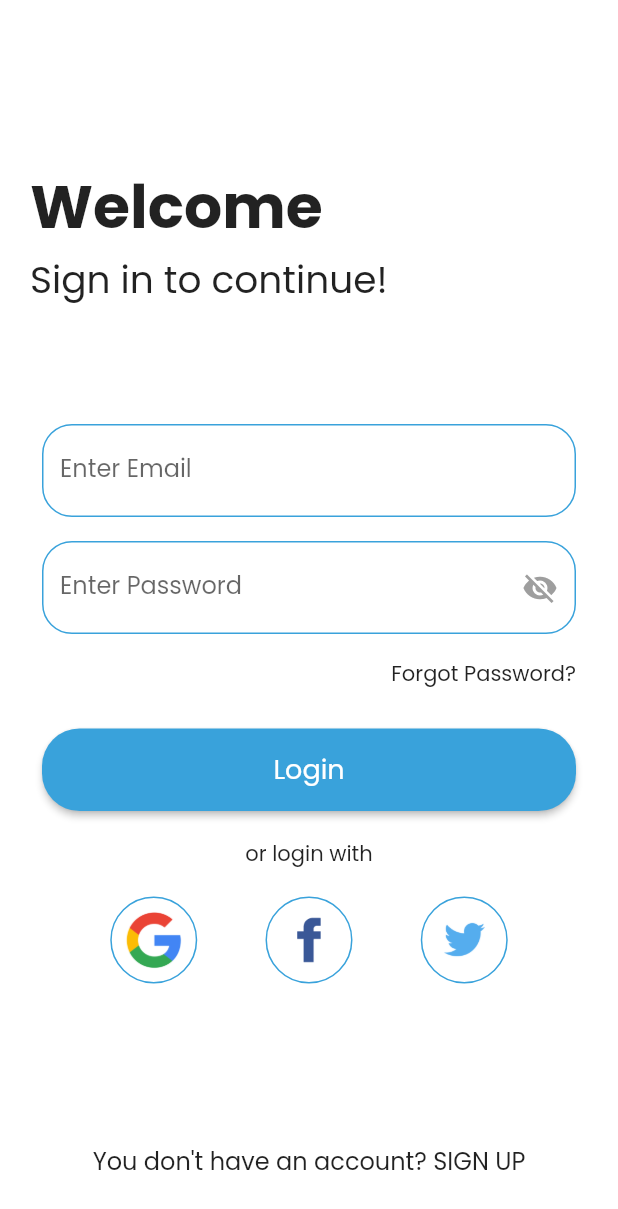
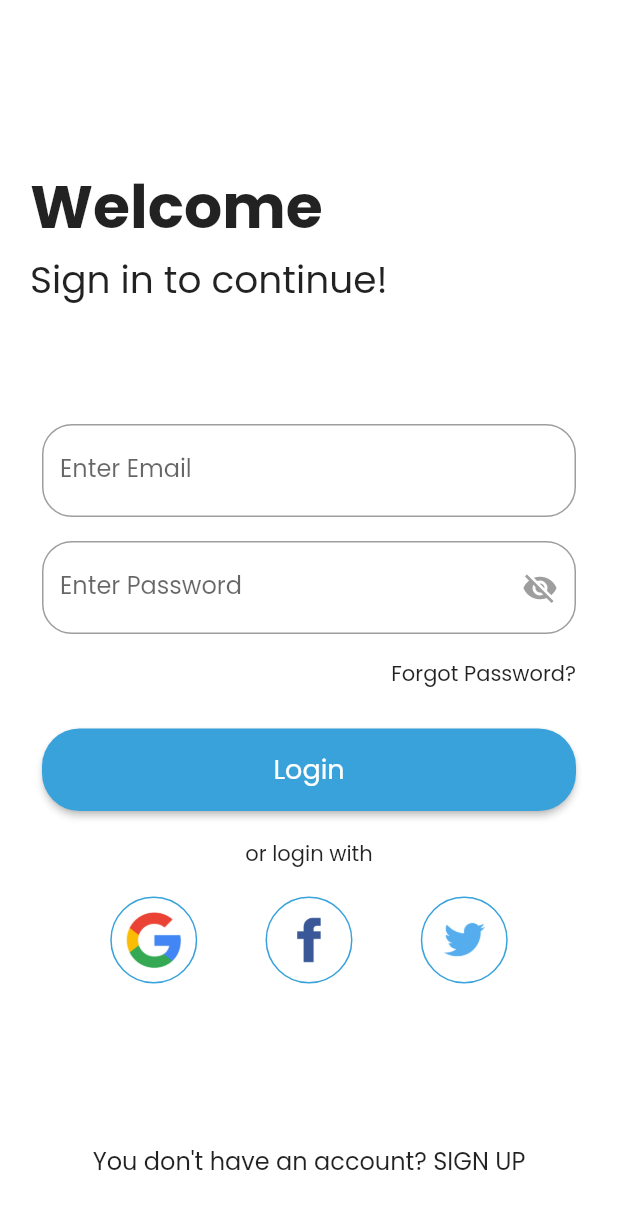
Before and after one commit to syahroel712/flutter-noted-app, a Flutter app: the LoginPage screen opened directly, after a tap on "Login", on a phone screen of 412 x 824 dp. Shown: the top 1209 px of the screen. Run offline on Flutter 3.47's test engine with Material 2 defaults, Android fonts, the light colour scheme and no system bars; our stand-ins replace fluttertoast, shared_preferences; missing offline and left inert: fab_circular_menu; accounts and stored records are empty; network calls fail.

Commit message:
Perbaikan login pakai api

```diff
--- a/lib/pages/auth/login.dart
+++ b/lib/pages/auth/login.dart
@@ -27,39 +27,39 @@ class _LoginPageState extends State<LoginPage> {
     super.initState();
   }
 
-  var _username = TextEditingController();
+  var _email = TextEditingController();
   var _password = TextEditingController();
 
   void login() async {
-    final res = await http.post(Api.url + '/login.php', body: {
-      'username': _username.text,
+    final res = await http.post(Api.url + 'api/login', body: {
+      'email': _email.text,
       'password': _password.text,
     });
-
     if (res.statusCode == 200) {
       var data = jsonDecode(res.body);
-      var pesan = data['success'];
-      var userId = data['user_id'];
-      var userNama = data['user_nama'];
-      // showToast(pesan);
-
+      var token = data['token'];
+      var userId = data['data']['id'].toString();
+      var userNama = data['data']['name'];
+      var userEmail = data['data']['email'];
       if (userId != '') {
-        savePref(pesan, userId, userNama);
+        savePref(token, userId, userNama, userEmail);
         showToast('Welcome...');
         Navigator.pushReplacementNamed(context, '/splash');
       } else {
-        showToast('Wrong username or password...');
-        _username.clear();
+        showToast('Wrong email or password...');
+        _email.clear();
         _password.clear();
       }
     }
   }
 
-  savePref(String pesan, String userId, String userNama) async {
+  savePref(
+      String token, String userId, String userNama, String userEmail) async {
     SharedPreferences preferences = await SharedPreferences.getInstance();
-    preferences.setString('pesan', pesan);
-    preferences.setString('user_id', userId);
-    preferences.setString('user_nama', userNama);
+    preferences.setString('token', token);
+    preferences.setString('userId', userId);
+    preferences.setString('userNama', userNama);
+    preferences.setString('userEmail', userEmail);
     preferences.commit();
     setState(() {});
   }
@@ -67,7 +67,7 @@ class _LoginPageState extends State<LoginPage> {
   getPref() async {
     SharedPreferences preferences = await SharedPreferences.getInstance();
     setState(() {
-      if (preferences.getString("user_id") != '') {
+      if (preferences.getString("userId") != '') {
         Navigator.pushReplacementNamed(context, '/splash');
       } else {
         showToast('You are logged out...');
@@ -137,7 +137,7 @@ class _LoginPageState extends State<LoginPage> {
                     Padding(
                       padding: EdgeInsets.symmetric(horizontal: 8, vertical: 8),
                       child: TextFormField(
-                        controller: _username,
+                        controller: _email,
                         decoration: new InputDecoration(
                           labelText: "Enter Email",
                           fillColor: Color(0xFF39A2DB),
@@ -150,18 +150,9 @@ class _LoginPageState extends State<LoginPage> {
                               Radius.circular(20.0),
                             ),
                             borderSide: BorderSide(
-                              color: Color(0xFF39A2DB),
+                              color: Colors.grey,
                             ),
                           ),
-                          focusedBorder: OutlineInputBorder(
-                            borderRadius: BorderRadius.all(
-                              Radius.circular(20.0),
-                            ),
-                            borderSide: BorderSide(
-                              color: Color(0xFF39A2DB),
-                            ),
-                          ),
-                          //fillColor: Colors.green
                         ),
                       ),
                     ),
@@ -193,18 +184,9 @@ class _LoginPageState extends State<LoginPage> {
                               Radius.circular(20.0),
                             ),
                             borderSide: BorderSide(
-                              color: Color(0xFF39A2DB),
+                              color: Colors.grey,
                             ),
                           ),
-                          focusedBorder: OutlineInputBorder(
-                            borderRadius: BorderRadius.all(
-                              Radius.circular(20.0),
-                            ),
-                            borderSide: BorderSide(
-                              color: Color(0xFF39A2DB),
-                            ),
-                          ),
-                          //fillColor: Colors.green
                         ),
                       ),
                     ),
```
